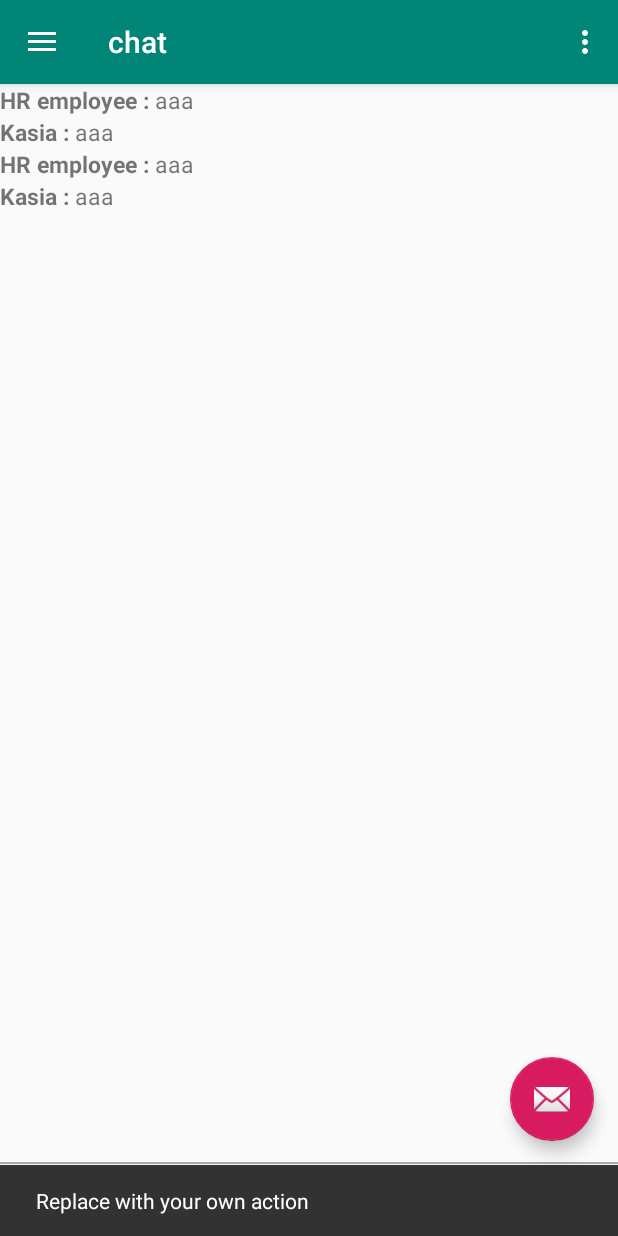
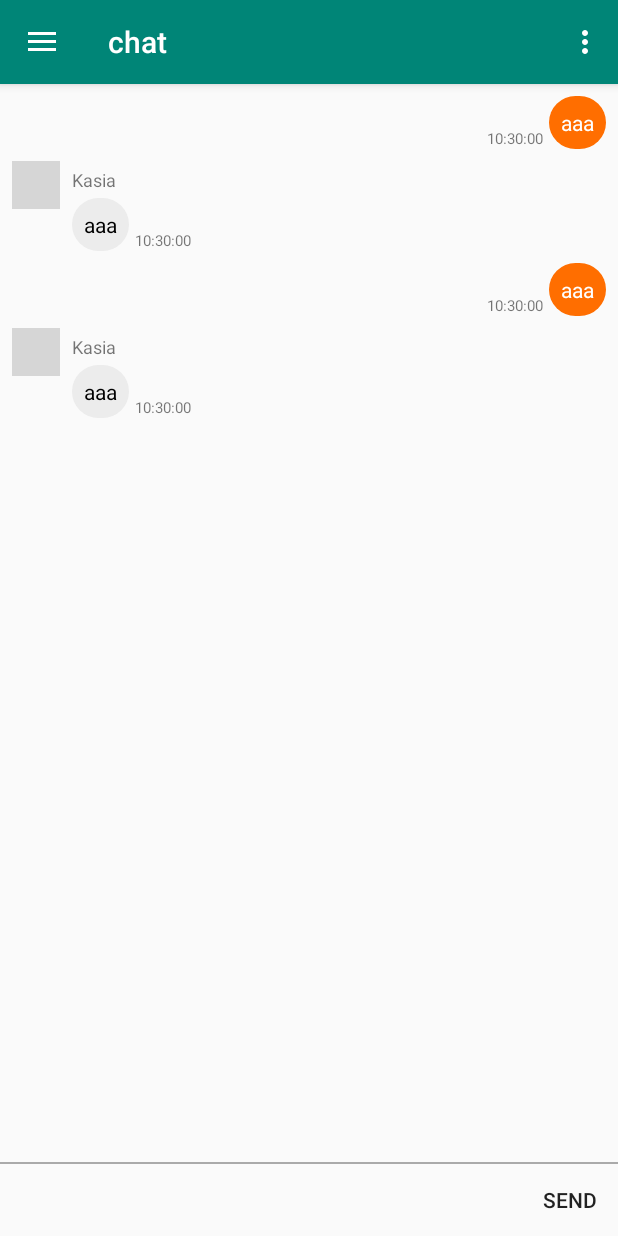
Before and after one commit to Kadam24/OrlenChatBot, an Android app: the screen it shows after launch (MainActivity), after a tap on "SEND", on a phone screen of 412 x 824 dp. Run offline under Robolectric (Android 15) with nearby library versions, the phone set to English and light mode, and no system bars; our stand-ins replace navigation-ui; libraries missing offline, so code that uses them is left out: com.github.nkzawa.emitter, com.github.nkzawa.socketio; 7 statements that could not run were skipped; grey boxes are pictures that could not be loaded.

Commit message:
dzialajace dymki czatu

```diff
--- a/OrlenChatBotApp/app/src/main/java/com/example/orlenchatbotapp/MainActivity.java
+++ b/OrlenChatBotApp/app/src/main/java/com/example/orlenchatbotapp/MainActivity.java
@@ -31,14 +31,6 @@ public class MainActivity extends AppCompatActivity {
         setContentView(R.layout.activity_main);
         Toolbar toolbar = findViewById(R.id.toolbar);
         setSupportActionBar(toolbar);
-        FloatingActionButton fab = findViewById(R.id.fab);
-        fab.setOnClickListener(new View.OnClickListener() {
-            @Override
-            public void onClick(View view) {
-                Snackbar.make(view, "Replace with your own action", Snackbar.LENGTH_LONG)
-                        .setAction("Action", null).show();
-            }
-        });
         DrawerLayout drawer = findViewById(R.id.drawer_layout);
         NavigationView navigationView = findViewById(R.id.nav_view);
         // Passing each menu ID as a set of Ids because each
--- a/OrlenChatBotApp/app/src/main/java/com/example/orlenchatbotapp/adapters/ChatBoxAdapter.java
+++ b/OrlenChatBotApp/app/src/main/java/com/example/orlenchatbotapp/adapters/ChatBoxAdapter.java
@@ -33,7 +33,14 @@ public class ChatBoxAdapter  extends RecyclerView.Adapter<ChatBoxAdapter.MyViewH
 
     @Override
     public int getItemCount() {
+        System.out.println(1);
         return MessageList.size();
+    }
+
+    @Override
+    public int getItemViewType(int position){
+        System.out.println(2);
+        return super.getItemViewType(position);
     }
 
     @Override
--- a/OrlenChatBotApp/app/src/main/java/com/example/orlenchatbotapp/adapters/MessageListAdapter.java
+++ b/OrlenChatBotApp/app/src/main/java/com/example/orlenchatbotapp/adapters/MessageListAdapter.java
@@ -14,15 +14,13 @@ import com.example.orlenchatbotapp.model.Message;
 
 import java.util.List;
 
-public class MessageListAdapter extends RecyclerView.Adapter {
+public class MessageListAdapter extends RecyclerView.Adapter <RecyclerView.ViewHolder> {
     private static final int VIEW_TYPE_MESSAGE_SENT = 1;
     private static final int VIEW_TYPE_MESSAGE_RECEIVED = 2;
 
-    private Context mContext;
     private List<Message> mMessageList;
 
-    public MessageListAdapter(Context context, List<Message> messageList) {
-        mContext = context;
+    public MessageListAdapter(List<Message> messageList) {
         mMessageList = messageList;
     }
 
@@ -65,7 +63,7 @@ public class MessageListAdapter extends RecyclerView.Adapter {
 
     // Passes the message object to a ViewHolder so that the contents can be bound to UI.
     @Override
-    public void onBindViewHolder(RecyclerView.ViewHolder holder, int position) {
+    public void onBindViewHolder(final RecyclerView.ViewHolder holder, int position) {
         Message message = mMessageList.get(position);
 
         switch (holder.getItemViewType()) {
--- /dev/null
+++ b/OrlenChatBotApp/app/src/main/java/com/example/orlenchatbotapp/adapters/MyAdapter.java
@@ -0,0 +1,127 @@
+package com.example.orlenchatbotapp.adapters;
+
+import android.view.LayoutInflater;
+import android.view.View;
+import android.view.ViewGroup;
+import android.widget.ImageView;
+import android.widget.TextView;
+
+import androidx.recyclerview.widget.RecyclerView;
+
+import com.example.orlenchatbotapp.R;
+import com.example.orlenchatbotapp.model.Message;
+
+import java.text.SimpleDateFormat;
+import java.util.Calendar;
+import java.util.List;
+
+public class MyAdapter extends RecyclerView.Adapter<RecyclerView.ViewHolder> {
+    private List<Message> messageList;
+    private static final int VIEW_TYPE_MESSAGE_SENT = 1;
+    private static final int VIEW_TYPE_MESSAGE_RECEIVED = 2;
+
+    class ViewHolder0 extends RecyclerView.ViewHolder {
+        TextView messageText, timeText;
+
+        public ViewHolder0(View itemView) {
+            super(itemView);
+
+            messageText = itemView.findViewById(R.id.text_message_body);
+            timeText = itemView.findViewById(R.id.text_message_time);
+        }
+
+        public void bind(Message message) {
+            messageText.setText(message.getMessage());
+
+            // Format the stored timestamp into a readable String using method.
+            Calendar cal = Calendar.getInstance();
+            SimpleDateFormat sdf = new SimpleDateFormat("HH:mm:ss");
+            timeText.setText(sdf.format(cal.getTime()));
+        }
+    }
+
+    class ViewHolder2 extends RecyclerView.ViewHolder {
+        TextView messageText, timeText, nameText;
+        ImageView profileImage;
+
+        public ViewHolder2(View itemView) {
+            super(itemView);
+
+            messageText = itemView.findViewById(R.id.text_message_body);
+            timeText = itemView.findViewById(R.id.text_message_time);
+            nameText = (itemView.findViewById(R.id.text_message_name));
+            profileImage = itemView.findViewById(R.id.image_message_profile);
+        }
+
+        public void bind(Message message){
+            messageText.setText(message.getMessage());
+
+            // Format the stored timestamp into a readable String using method.
+            Calendar cal = Calendar.getInstance();
+            SimpleDateFormat sdf = new SimpleDateFormat("HH:mm:ss");
+            timeText.setText(sdf.format(cal.getTime()));
+
+            nameText.setText(message.getNickname());
+
+            // Insert the profile image from the URL into the ImageView.
+            //toDo
+            //Utils.displayRoundImageFromUrl(mContext, message.getSender().getProfileUrl(), profileImage);
+        }
+    }
+
+    public MyAdapter(List<Message> MessagesList) {
+        this.messageList = MessagesList;
+    }
+
+    @Override
+    public int getItemViewType(int position) {
+        Message message = messageList.get(position);
+
+        if (message.getNickname().equals("HR employee")) {
+            // If the current user is the sender of the message
+            return VIEW_TYPE_MESSAGE_SENT;
+        } else {
+            // If some other user sent the message
+            return VIEW_TYPE_MESSAGE_RECEIVED;
+        }
+    }
+
+    @Override
+    public int getItemCount() {
+        return messageList.size();
+    }
+
+    @Override
+    public RecyclerView.ViewHolder onCreateViewHolder(ViewGroup parent, int viewType) {
+        View view;
+        switch (viewType) {
+            case VIEW_TYPE_MESSAGE_SENT:
+                view = LayoutInflater.from(parent.getContext())
+                        .inflate(R.layout.item_message_sent, parent, false);
+                return new ViewHolder0(view);
+            case VIEW_TYPE_MESSAGE_RECEIVED:
+                view = LayoutInflater.from(parent.getContext())
+                        .inflate(R.layout.item_message_received, parent, false);
+                return new ViewHolder2(view);
+             default:
+                 return null;
+        }
+    }
+
+    @Override
+    public void onBindViewHolder(final RecyclerView.ViewHolder holder, final int position) {
+
+        Message message = messageList.get(position);
+        switch (holder.getItemViewType()) {
+            case VIEW_TYPE_MESSAGE_SENT:
+                ViewHolder0 viewHolder0 = (ViewHolder0) holder;
+                viewHolder0.bind(message);
+                break;
+
+            case VIEW_TYPE_MESSAGE_RECEIVED:
+                ViewHolder2 viewHolder2 = (ViewHolder2) holder;
+                viewHolder2.bind(message);
+                break;
+        }
+    }
+}
--- a/OrlenChatBotApp/app/src/main/java/com/example/orlenchatbotapp/ui/chat/ChatFragment.java
+++ b/OrlenChatBotApp/app/src/main/java/com/example/orlenchatbotapp/ui/chat/ChatFragment.java
@@ -15,8 +15,7 @@ import androidx.recyclerview.widget.LinearLayoutManager;
 import androidx.recyclerview.widget.RecyclerView;
 
 import com.example.orlenchatbotapp.R;
-import com.example.orlenchatbotapp.adapters.ChatBoxAdapter;
-import com.example.orlenchatbotapp.adapters.MessageListAdapter;
+import com.example.orlenchatbotapp.adapters.MyAdapter;
 import com.example.orlenchatbotapp.model.Message;
 import com.github.nkzawa.emitter.Emitter;
 import com.github.nkzawa.socketio.client.IO;
@@ -33,7 +32,7 @@ public class ChatFragment extends Fragment {
 
     public RecyclerView myRecylerView;
     public List<Message> MessageList;
-    public ChatBoxAdapter chatBoxAdapter;
+    public MyAdapter myAdapter;
     public EditText messagetxt;
     public Button send;
     private Socket socket;
@@ -41,9 +40,6 @@ public class ChatFragment extends Fragment {
     //declare socket objectprivate Socket socket;
 
     public String nickname;
-
-    private RecyclerView mMessageRecycler;
-    private MessageListAdapter mMessageAdapter;
 
     public View onCreateView(@NonNull LayoutInflater inflater,
                              ViewGroup container, Bundle savedInstanceState) {
@@ -73,33 +69,14 @@ public class ChatFragment extends Fragment {
         myRecylerView.setItemAnimator(new DefaultItemAnimator());
 
         // add the new updated list to the dapter
-        chatBoxAdapter = new ChatBoxAdapter(MessageList);
+        myAdapter = new MyAdapter(MessageList);
 
         // notify the adapter to update the recycler view
-        chatBoxAdapter.notifyDataSetChanged();
+        myAdapter.notifyDataSetChanged();
 
         //set the adapter for the recycler view
-        myRecylerView.setAdapter(chatBoxAdapter);
+        myRecylerView.setAdapter(myAdapter);
 
-        // -------- ładne ale nie działa -------
-
-/*        View root = inflater.inflate(R.layout.fragment_chat_new, container, false);
-        send = root.findViewById(R.id.button_chatbox_send);
-
-        //setting up recyler
-        mMessageRecycler = root.findViewById(R.id.reyclerview_message_list);
-        mMessageRecycler.setLayoutManager(new LinearLayoutManager(getActivity().getApplicationContext()));
-        mMessageRecycler.setItemAnimator(new DefaultItemAnimator());
-
-        // add the new updated list to the dapter
-        mMessageAdapter = new MessageListAdapter(getActivity().getApplicationContext(), MessageList);
-
-        // notify the adapter to update the recycler view
-        mMessageAdapter.notifyDataSetChanged();
-
-        //set the adapter for the recycler view
-        mMessageRecycler.setAdapter(mMessageAdapter);
-        */
 //------------------- niewazne ---------------------------------------
         try {
             socket = IO.socket("http://yourlocalIPaddress:3000");
@@ -109,7 +86,6 @@ public class ChatFragment extends Fragment {
             e.printStackTrace();
 
         }
-
 
         // message send action
         send.setOnClickListener(new View.OnClickListener() {
@@ -174,15 +150,15 @@ public class ChatFragment extends Fragment {
                             MessageList.add(m);
 
                             // add the new updated list to the dapter
-                            chatBoxAdapter = new ChatBoxAdapter(MessageList);
+                            myAdapter = new MyAdapter(MessageList);
 
                             // notify the adapter to update the recycler view
 
-                            chatBoxAdapter.notifyDataSetChanged();
+                            myAdapter.notifyDataSetChanged();
 
                             //set the adapter for the recycler view
 
-                            myRecylerView.setAdapter(chatBoxAdapter);
+                            myRecylerView.setAdapter(myAdapter);
 
                         } catch (JSONException e) {
                             e.printStackTrace();
--- /dev/null
+++ b/OrlenChatBotApp/app/src/main/res/drawable/rounded_rectangle_grey.xml
@@ -0,0 +1,14 @@
+<?xml version="1.0" encoding="utf-8"?>
+<shape xmlns:android="http://schemas.android.com/apk/res/android"
+    android:shape="rectangle" >
+
+    <!-- View background color -->
+    <solid
+        android:color="#ececec" >
+    </solid>
+
+    <!-- The radius makes the corners rounded -->
+    <corners
+        android:radius="20dp">
+    </corners>
+</shape>
--- a/OrlenChatBotApp/app/src/main/res/layout/app_bar_main.xml
+++ b/OrlenChatBotApp/app/src/main/res/layout/app_bar_main.xml
@@ -22,12 +22,4 @@
 
     <include layout="@layout/content_main" />
 
-    <com.google.android.material.floatingactionbutton.FloatingActionButton
-        android:id="@+id/fab"
-        android:layout_width="wrap_content"
-        android:layout_height="wrap_content"
-        android:layout_gravity="bottom|end"
-        android:layout_margin="@dimen/fab_margin"
-        app:srcCompat="@android:drawable/ic_dialog_email" />
-
 </androidx.coordinatorlayout.widget.CoordinatorLayout>
--- a/OrlenChatBotApp/app/src/main/res/layout/fragment_home.xml
+++ b/OrlenChatBotApp/app/src/main/res/layout/fragment_home.xml
@@ -34,16 +34,25 @@
         <EditText
             android:id="@id/message"
             android:layout_weight="3"
-            android:layout_width="wrap_content"
-            android:hint="your message"
-            android:layout_height="match_parent" />
+            android:layout_width="0dp"
+            android:hint="Enter message"
+            android:background="@android:color/transparent"
+            android:layout_marginLeft="16dp"
+            android:layout_marginRight="16dp"
+            android:layout_height="wrap_content"
+            android:layout_gravity="center"
+            android:maxLines="6"/>
 
         <Button
             android:id="@+id/send"
-            android:layout_width="wrap_content"
-            android:layout_height="wrap_content"
-            android:background="#00000000"
+            android:layout_width="64dp"
+            android:layout_height="48dp"
+            android:gravity="center"
+            android:layout_gravity="bottom"
+            android:clickable="true"
+            android:background="?attr/selectableItemBackground"
             android:text="send"
+            android:textSize="14dp"
             />
         </LinearLayout>
     </LinearLayout>
--- a/OrlenChatBotApp/app/src/main/res/layout/item_message_received.xml
+++ b/OrlenChatBotApp/app/src/main/res/layout/item_message_received.xml
@@ -12,7 +12,7 @@
         android:id="@+id/image_message_profile"
         android:layout_width="32dp"
         android:layout_height="32dp"
-        android:background="#ffffff"
+        android:background="@drawable/photo"
         app:layout_constraintTop_toTopOf="parent"
         android:layout_marginLeft="8dp"
         app:layout_constraintLeft_toLeftOf="parent" />
@@ -31,7 +31,7 @@
     <TextView
         android:id="@+id/text_message_body"
         android:text="hi man, how are you?"
-        android:background="#ececec"
+        android:background="@drawable/rounded_rectangle_grey"
         android:layout_width="wrap_content"
         android:layout_height="wrap_content"
         android:maxWidth="240dp"
```
